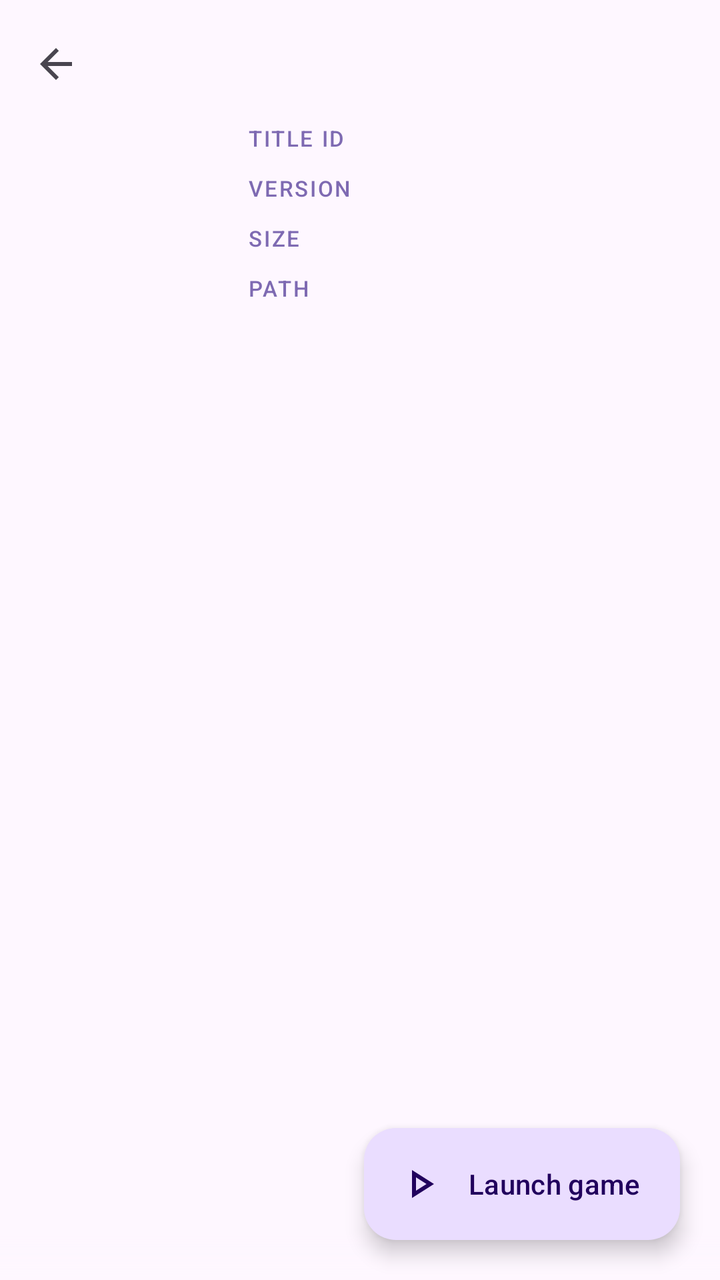
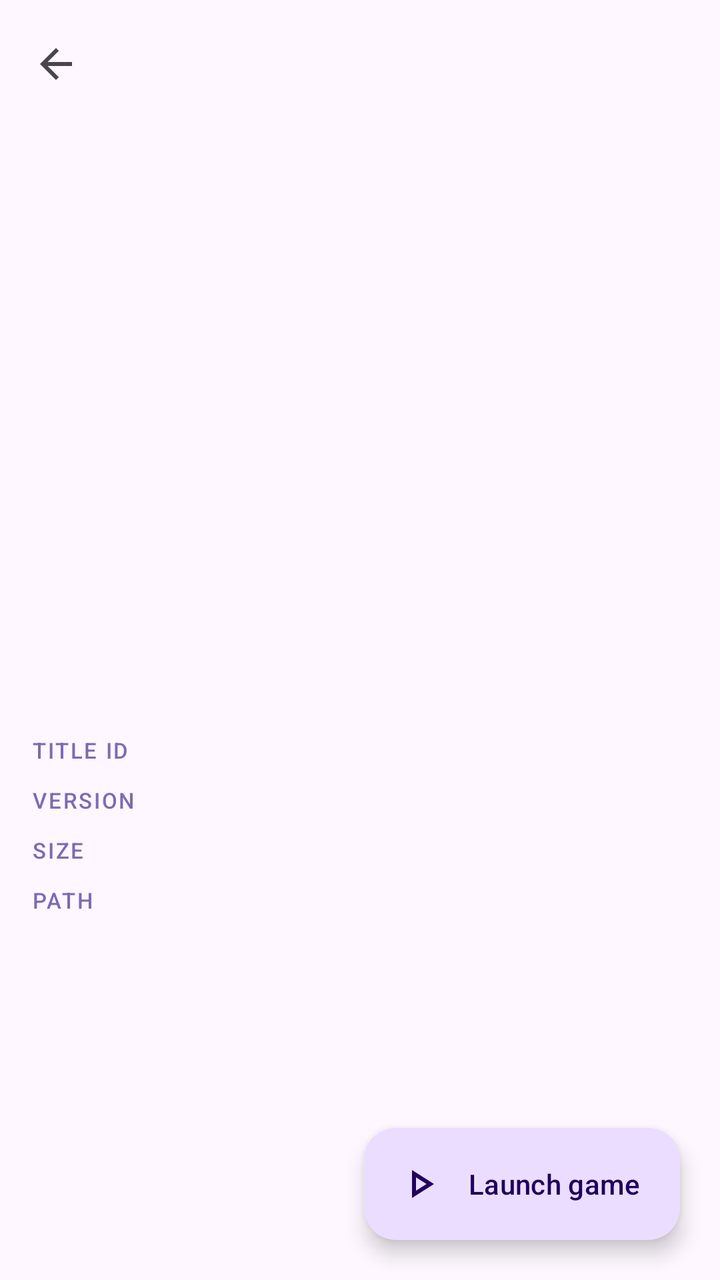

Two renders of the same Android screen: before a commit and after it. Below are the layout's source before the change and the commit's diff.
<!-- AndroidManifest.xml: application theme Theme.SharpEmu -->
<!-- res/layout/activity_game_settings.xml -->
<?xml version="1.0" encoding="utf-8"?>
<LinearLayout xmlns:android="http://schemas.android.com/apk/res/android"
    xmlns:app="http://schemas.android.com/apk/res-auto"
    android:layout_width="match_parent"
    android:layout_height="match_parent"
    android:orientation="vertical"
    android:background="?attr/colorSurface">

    <com.google.android.material.appbar.MaterialToolbar
        android:id="@+id/toolbar"
        android:layout_width="match_parent"
        android:layout_height="?attr/actionBarSize"
        app:navigationIcon="@drawable/ic_back" />

    
    <LinearLayout
        android:layout_width="match_parent"
        android:layout_height="wrap_content"
        android:layout_marginTop="-6dp"
        android:gravity="center_vertical"
        android:orientation="horizontal"
        android:paddingHorizontal="20dp"
        android:paddingBottom="16dp">

        
        <com.google.android.material.imageview.ShapeableImageView
            android:id="@+id/icon"
            android:layout_width="88dp"
            android:layout_height="88dp"
            android:contentDescription="@null"
            android:scaleType="fitCenter"
            app:shapeAppearanceOverlay="@style/ShapeAppearance.SharpEmu.Card" />

        <include
            android:id="@+id/facts"
            layout="@layout/part_game_facts"
            android:layout_width="0dp"
            android:layout_height="wrap_content"
            android:layout_marginStart="16dp"
            android:layout_weight="1" />

    </LinearLayout>

    <FrameLayout
        android:layout_width="match_parent"
        android:layout_height="0dp"
        android:layout_weight="1">

        
        <androidx.recyclerview.widget.RecyclerView
            android:id="@+id/sections"
            android:layout_width="match_parent"
            android:layout_height="match_parent"
            android:clipToPadding="false"
            android:paddingHorizontal="10dp"
            android:paddingTop="4dp"
            android:paddingBottom="96dp"
            android:scrollbarStyle="outsideOverlay"
            android:scrollbars="vertical" />

        
        <View
            android:layout_width="match_parent"
            android:layout_height="24dp"
            android:layout_gravity="bottom"
            android:background="@drawable/scrim_list_bottom" />

        
        <com.google.android.material.floatingactionbutton.ExtendedFloatingActionButton
            android:id="@+id/launch"
            android:layout_width="wrap_content"
            android:layout_height="wrap_content"
            android:layout_gravity="bottom|end"
            android:layout_margin="20dp"
            android:text="@string/game_settings_launch"
            app:icon="@drawable/ic_play" />

    </FrameLayout>

</LinearLayout>
<!-- res/layout/part_game_facts.xml (included above) -->
<?xml version="1.0" encoding="utf-8"?>
<LinearLayout xmlns:android="http://schemas.android.com/apk/res/android"
    android:layout_width="match_parent"
    android:layout_height="wrap_content"
    android:orientation="vertical">

    <LinearLayout
        android:id="@+id/titleIdRow"
        android:layout_width="match_parent"
        android:layout_height="wrap_content"
        android:orientation="horizontal">

        <TextView
            style="@style/FactLabel"
            android:layout_width="@dimen/game_fact_label"
            android:text="@string/game_settings_label_title_id" />

        <TextView
            android:id="@+id/titleId"
            android:layout_width="0dp"
            android:layout_height="wrap_content"
            android:layout_weight="1"
            android:singleLine="true"
            android:textAppearance="?attr/textAppearanceBodyMedium"
            android:textColor="?attr/colorOnSurfaceVariant" />

    </LinearLayout>

    <LinearLayout
        android:id="@+id/versionRow"
        android:layout_width="match_parent"
        android:layout_height="wrap_content"
        android:layout_marginTop="6dp"
        android:orientation="horizontal">

        <TextView
            style="@style/FactLabel"
            android:layout_width="@dimen/game_fact_label"
            android:text="@string/game_settings_label_version" />

        <TextView
            android:id="@+id/version"
            android:layout_width="0dp"
            android:layout_height="wrap_content"
            android:layout_weight="1"
            android:singleLine="true"
            android:textAppearance="?attr/textAppearanceBodyMedium"
            android:textColor="?attr/colorOnSurfaceVariant" />

    </LinearLayout>

    
    <LinearLayout
        android:id="@+id/sizeRow"
        android:layout_width="match_parent"
        android:layout_height="wrap_content"
        android:layout_marginTop="6dp"
        android:orientation="horizontal">

        <TextView
            style="@style/FactLabel"
            android:layout_width="@dimen/game_fact_label"
            android:text="@string/game_settings_label_size" />

        <TextView
            android:id="@+id/size"
            android:layout_width="0dp"
            android:layout_height="wrap_content"
            android:layout_weight="1"
            android:singleLine="true"
            android:textAppearance="?attr/textAppearanceBodyMedium"
            android:textColor="?attr/colorOnSurfaceVariant" />

    </LinearLayout>

    <LinearLayout
        android:id="@+id/pathRow"
        android:layout_width="match_parent"
        android:layout_height="wrap_content"
        android:layout_marginTop="6dp"
        android:orientation="horizontal">

        <TextView
            style="@style/FactLabel"
            android:layout_width="@dimen/game_fact_label"
            android:text="@string/game_settings_label_path" />

        
        <TextView
            android:id="@+id/path"
            android:layout_width="0dp"
            android:layout_height="wrap_content"
            android:layout_weight="1"
            android:textAppearance="?attr/textAppearanceBodyMedium"
            android:textColor="?attr/colorOnSurfaceVariant" />

    </LinearLayout>

</LinearLayout>
<!-- resources referenced by this layout -->
<resources>
  <dimen name="game_fact_label">76dp</dimen>
  <!-- drawable ic_back (drawable) -->
  <vector xmlns:android="http://schemas.android.com/apk/res/android"
      android:width="24dp"
      android:height="24dp"
      android:viewportWidth="24"
      android:viewportHeight="24"
      android:autoMirrored="true"
      android:tint="?attr/colorControlNormal">
      <path
          android:fillColor="@android:color/white"
          android:pathData="M20,11H7.83l5.59,-5.59L12,4l-8,8 8,8 1.41,-1.41L7.83,13H20v-2z" />
  </vector>
  <!-- drawable ic_play (drawable) -->
  <?xml version="1.0" encoding="utf-8"?>
  <vector xmlns:android="http://schemas.android.com/apk/res/android"
      android:width="24dp"
      android:height="24dp"
      android:viewportWidth="960"
      android:viewportHeight="960"
      android:tint="?attr/colorOnSurfaceVariant">
  
      <path
          android:fillColor="@android:color/white"
          android:pathData="M320,760L320,200L760,480L320,760ZM400,480L400,480L400,480ZM400,614L610,480L400,346L400,614Z" />
  
  </vector>
  <!-- drawable scrim_list_bottom (drawable) -->
  <?xml version="1.0" encoding="utf-8"?>
  <shape xmlns:android="http://schemas.android.com/apk/res/android"
      android:shape="rectangle">
  
      
      <gradient
          android:angle="90"
          android:startColor="?attr/colorSurface"
          android:endColor="@android:color/transparent"
          android:type="linear" />
  
  </shape>
  <string name="game_settings_label_path">Path</string>
  <string name="game_settings_label_size">Size</string>
  <string name="game_settings_label_title_id">Title ID</string>
  <string name="game_settings_label_version">Version</string>
  <string name="game_settings_launch">Launch game</string>
  <style name="FactLabel">
          <item name="android:layout_height">wrap_content</item>
          <item name="android:textAppearance">?attr/textAppearanceLabelSmall</item>
          <item name="android:textAllCaps">true</item>
          <item name="android:letterSpacing">0.08</item>
          <item name="android:textColor">?attr/colorPrimary</item>
          <item name="android:alpha">0.85</item>
      </style>
  <style name="ShapeAppearance.SharpEmu.Card" parent="">
          <item name="cornerFamily">rounded</item>
          <item name="cornerSize">16dp</item>
      </style>
  <style name="Theme.SharpEmu" parent="Theme.Material3.DayNight.NoActionBar">
          <item name="android:statusBarColor">?attr/colorSurface</item>
          <item name="android:navigationBarColor">?attr/colorSurface</item>
      </style>
</resources>

<!-- the commit's change to res/layout/activity_game_settings.xml (unified diff, before → after) -->
@@ -1,10 +1,14 @@
 <?xml version="1.0" encoding="utf-8"?>
-<LinearLayout xmlns:android="http://schemas.android.com/apk/res/android"
+<FrameLayout xmlns:android="http://schemas.android.com/apk/res/android"
     xmlns:app="http://schemas.android.com/apk/res-auto"
     android:layout_width="match_parent"
     android:layout_height="match_parent"
-    android:orientation="vertical"
     android:background="?attr/colorSurface">
+
+<LinearLayout
+    android:layout_width="match_parent"
+    android:layout_height="match_parent"
+    android:orientation="vertical">
 
     <com.google.android.material.appbar.MaterialToolbar
         android:id="@+id/toolbar"
@@ -13,71 +17,74 @@
         app:navigationIcon="@drawable/ic_back" />
 
     
-    <LinearLayout
+    <androidx.core.widget.NestedScrollView
         android:layout_width="match_parent"
-        android:layout_height="wrap_content"
+        android:layout_height="0dp"
+        android:layout_weight="1"
         android:layout_marginTop="-6dp"
-        android:gravity="center_vertical"
-        android:orientation="horizontal"
-        android:paddingHorizontal="20dp"
-        android:paddingBottom="16dp">
+        android:scrollbars="none">
 
         
-        <com.google.android.material.imageview.ShapeableImageView
-            android:id="@+id/icon"
-            android:layout_width="88dp"
-            android:layout_height="88dp"
-            android:contentDescription="@null"
-            android:scaleType="fitCenter"
-            app:shapeAppearanceOverlay="@style/ShapeAppearance.SharpEmu.Card" />
+        <LinearLayout
+            android:layout_width="match_parent"
+            android:layout_height="wrap_content"
+            android:orientation="vertical"
+            android:paddingHorizontal="16dp"
+            android:paddingTop="10dp"
+            android:paddingBottom="96dp">
 
-        <include
-            android:id="@+id/facts"
-            layout="@layout/part_game_facts"
-            android:layout_width="0dp"
-            android:layout_height="wrap_content"
-            android:layout_marginStart="16dp"
-            android:layout_weight="1" />
+            
+            <com.google.android.material.imageview.ShapeableImageView
+                android:id="@+id/icon"
+                android:layout_width="match_parent"
+                android:layout_height="280dp"
+                android:layout_gravity="center_horizontal"
+                android:contentDescription="@null"
+                android:scaleType="fitCenter"
+                app:shapeAppearanceOverlay="@style/ShapeAppearance.SharpEmu.Card" />
 
-    </LinearLayout>
+            
+            <include
+                android:id="@+id/facts"
+                layout="@layout/part_game_facts"
+                android:layout_width="match_parent"
+                android:layout_height="wrap_content"
+                android:layout_gravity="center_horizontal"
+                android:layout_marginTop="16dp" />
 
-    <FrameLayout
-        android:layout_width="match_parent"
-        android:layout_height="0dp"
-        android:layout_weight="1">
+            
+            <androidx.recyclerview.widget.RecyclerView
+                android:id="@+id/sections"
+                android:layout_width="match_parent"
+                android:layout_height="wrap_content"
+                android:layout_marginTop="10dp"
+                android:layout_marginHorizontal="-6dp"
+                android:nestedScrollingEnabled="false" />
 
-        
-        <androidx.recyclerview.widget.RecyclerView
-            android:id="@+id/sections"
-            android:layout_width="match_parent"
-            android:layout_height="match_parent"
-            android:clipToPadding="false"
-            android:paddingHorizontal="10dp"
-            android:paddingTop="4dp"
-            android:paddingBottom="96dp"
-            android:scrollbarStyle="outsideOverlay"
-            android:scrollbars="vertical" />
+        </LinearLayout>
 
-        
-        <View
-            android:layout_width="match_parent"
-            android:layout_height="24dp"
-            android:layout_gravity="bottom"
-            android:background="@drawable/scrim_list_bottom" />
-
-        
-        <com.google.android.material.floatingactionbutton.ExtendedFloatingActionButton
-            android:id="@+id/launch"
-            android:layout_width="wrap_content"
-            android:layout_height="wrap_content"
-            android:layout_gravity="bottom|end"
-            android:layout_margin="20dp"
-            android:text="@string/game_settings_launch"
-            app:icon="@drawable/ic_play" />
-
-    </FrameLayout>
+    </androidx.core.widget.NestedScrollView>
 
 </LinearLayout>
+
+    
+    <View
+        android:layout_width="match_parent"
+        android:layout_height="24dp"
+        android:layout_gravity="bottom"
+        android:background="@drawable/scrim_list_bottom" />
+
+    
+    <com.google.android.material.floatingactionbutton.ExtendedFloatingActionButton
+        android:id="@+id/launch"
+        android:layout_width="wrap_content"
+        android:layout_height="wrap_content"
+        android:layout_gravity="bottom|end"
+        android:layout_margin="20dp"
+        android:text="@string/game_settings_launch"
+        app:icon="@drawable/ic_play" />
+
+</FrameLayout>
 <!-- res/layout/part_game_facts.xml (included above) -->
 <?xml version="1.0" encoding="utf-8"?>
 <LinearLayout xmlns:android="http://schemas.android.com/apk/res/android"
